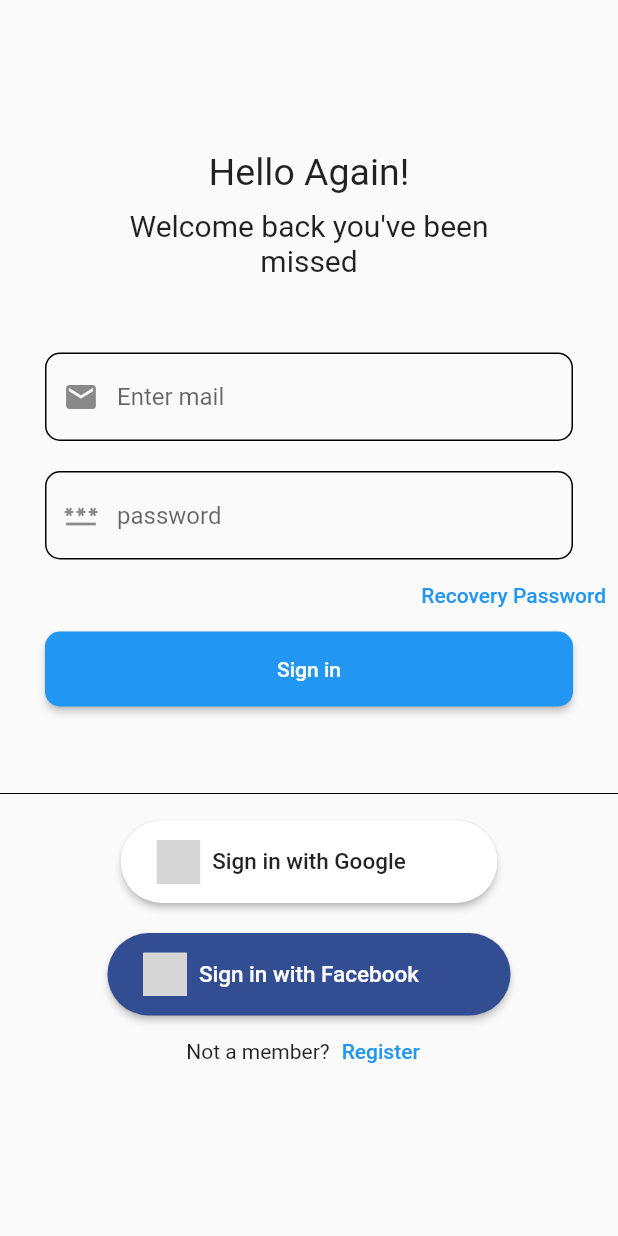
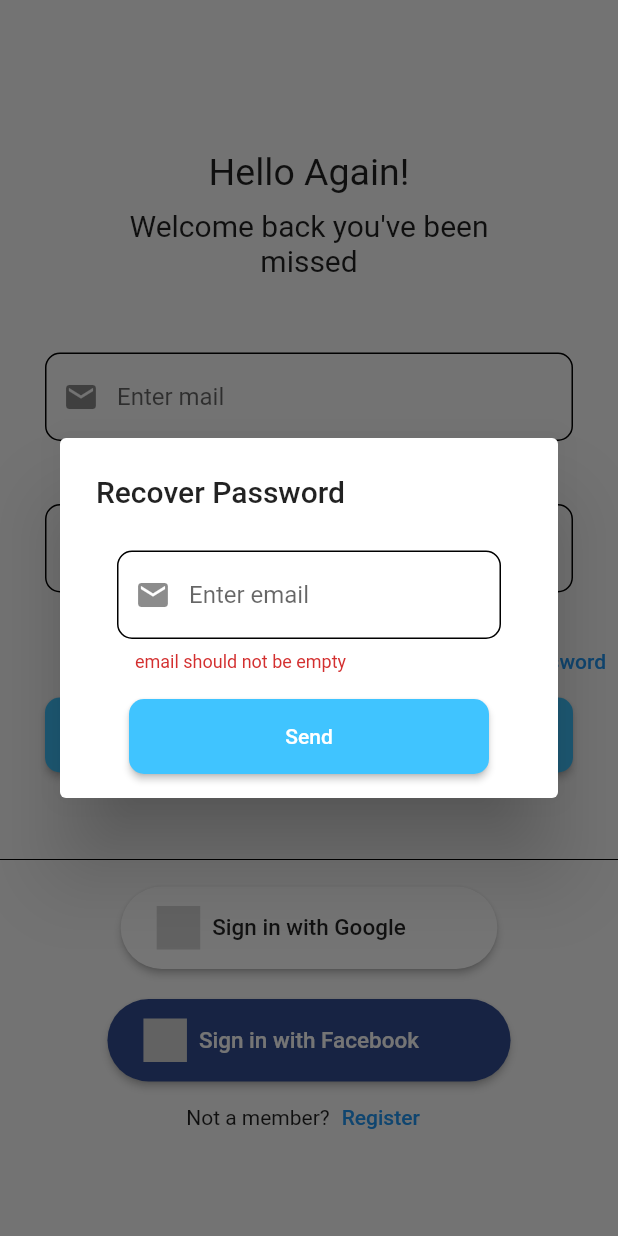
Before and after one commit to pawan718/filmku, a Flutter app: the LoginScreen screen opened directly, after a tap on "Recovery Password", on a phone screen of 412 x 824 dp. Run offline on Flutter 3.47's test engine with Material 2 defaults, Android fonts, the phone set to English and light mode, and no system bars; drawn by our look-alikes of modal_progress_hud_nsn, social_login_buttons; our stand-ins replace email_validator, firebase_auth, firebase_core, flutter_spinkit, flutter_svg, google_sign_in and 1 more; missing offline and left inert: flutter_facebook_auth, flutter_login_facebook; accounts and stored records are empty; network calls fail; grey boxes are pictures that could not be loaded.

Commit message:
login signup

```diff
--- a/lib/buttondata.dart
+++ b/lib/buttondata.dart
@@ -2,10 +2,9 @@ import 'package:flutter/material.dart';
 import 'package:flutter_spinkit/flutter_spinkit.dart';
 
 class NewButton extends StatelessWidget {
-  NewButton({required this.buttonText,required this.onPressed});
+  NewButton({required this.buttonText, required this.onPressed});
   String buttonText;
   final VoidCallback onPressed;
-
 
   @override
   Widget build(BuildContext context) {
@@ -15,33 +14,50 @@ class NewButton extends StatelessWidget {
         height: 50,
         width: double.infinity,
         child: ElevatedButton(
-            onPressed: onPressed,
-            child: Text(buttonText),
-            style: ButtonStyle(
-                shape: MaterialStateProperty.all<RoundedRectangleBorder>(
-                    RoundedRectangleBorder(
-                      borderRadius: BorderRadius.circular(10),
-                    )))),
+          onPressed: onPressed,
+          child: Text(buttonText),
+          style: ElevatedButton.styleFrom(  backgroundColor: Colors.lightBlueAccent,
+              shape: RoundedRectangleBorder(
+                  borderRadius: BorderRadius.circular(10),
+                ),
+
+
+          ),
+        ),
       ),
     );
   }
 }
 
 class NewInputField extends StatelessWidget {
-  NewInputField({super.key, required this.text, required this.icon,required this.onPressed, this.validator});
+  NewInputField(
+      {super.key,
+      required this.text,
+        this.suffixicon,
+        required this.obscuretext,
+      required this.icon,
+      required this.onPressed,
+      this.validator});
   String text;
   Icon icon;
   final Function(String) onPressed;
+  final bool obscuretext;
   final String? Function(String?)? validator;
+  final Widget? suffixicon;
   @override
   Widget build(BuildContext context) {
     return Padding(
       padding: const EdgeInsets.symmetric(horizontal: 30),
       child: TextFormField(
         onChanged: onPressed,
+        obscureText: obscuretext,
+        autovalidateMode: AutovalidateMode.always,
         decoration: InputDecoration(
-          focusedErrorBorder: const OutlineInputBorder(
-              borderRadius: BorderRadius.all(Radius.circular(10,))),
+          suffixIcon:suffixicon,
+            focusedErrorBorder: const OutlineInputBorder(
+                borderRadius: BorderRadius.all(Radius.circular(
+              10,
+            ))),
             errorBorder: const OutlineInputBorder(
                 borderRadius: BorderRadius.all(Radius.circular(10))),
             hintText: text,
--- a/lib/main.dart
+++ b/lib/main.dart
@@ -1,5 +1,7 @@
+import 'package:firebase_auth/firebase_auth.dart';
 import 'package:flutter/material.dart';
 import 'package:flutter_svg/flutter_svg.dart';
+import 'package:netflix/screens/firstscreen.dart';
 import 'package:netflix/screens/home_screen.dart';
 import 'package:netflix/screens/loginscreen.dart';
 import 'package:netflix/screens/signupscreen.dart';
@@ -11,17 +13,29 @@ void main() async {
 
   // initializing the firebase app
   await Firebase.initializeApp();
-  runApp(const MyApp());
+  runApp(MyApp());
 }
 
-class MyApp extends StatelessWidget {
-  const MyApp({Key? key}) : super(key: key);
+class MyApp extends StatefulWidget {
+  @override
+  State<MyApp> createState() => _MyAppState();
+}
+
+class _MyAppState extends State<MyApp> {
+  FirebaseAuth auth = FirebaseAuth.instance;
+  Widget checkuser(){
+    if(auth.currentUser != null){
+      return homescreen();
+    }
+    return FirstScreen();
+  }
+
 
   @override
   Widget build(BuildContext context) {
     return MaterialApp(
       theme: ThemeData(brightness: Brightness.light),
-      home: SignupScreen(),
+      home: checkuser(),
     );
   }
 }
--- /dev/null
+++ b/lib/models/auth_exceptional_handler.dart
@@ -0,0 +1,64 @@
+import 'package:firebase_auth/firebase_auth.dart';
+
+enum AuthStatus {
+  successful,
+  wrongPassword,
+  emailAlreadyExists,
+  invalidEmail,
+  weakPassword,
+  unknown,
+}
+FirebaseAuth _auth = FirebaseAuth.instance;
+
+class AuthExceptionHandler {
+  static handleAuthException(FirebaseAuthException e) {
+    AuthStatus status;
+    switch (e.code) {
+      case "invalid-email":
+        status = AuthStatus.invalidEmail;
+        break;
+      case "wrong-password":
+        status = AuthStatus.wrongPassword;
+        break;
+      case "weak-password":
+        status = AuthStatus.weakPassword;
+        break;
+      case "email-already-in-use":
+        status = AuthStatus.emailAlreadyExists;
+        break;
+      default:
+        status = AuthStatus.unknown;
+    }
+    return status;
+  }
+  static String generateErrorMessage(error) {
+    String errorMessage;
+    switch (error) {
+      case AuthStatus.invalidEmail:
+        errorMessage = "Your email address appears to be malformed.";
+        break;
+      case AuthStatus.weakPassword:
+        errorMessage = "Your password should be at least 6 characters.";
+        break;
+      case AuthStatus.wrongPassword:
+        errorMessage = "Your email or password is wrong.";
+        break;
+      case AuthStatus.emailAlreadyExists:
+        errorMessage =
+        "The email address is already in use by another account.";
+        break;
+      default:
+        errorMessage = "An error occured. Please try again later.";
+    }
+    return errorMessage;
+  }
+  Future<AuthStatus> resetPassword({required String email}) async {
+    AuthStatus _status = AuthStatus.successful;
+    await _auth
+        .sendPasswordResetEmail(email: email)
+        .then((value) => _status = AuthStatus.successful)
+        .catchError((e) => _status = AuthExceptionHandler.handleAuthException(e));
+    return _status;
+  }
+
+}
--- a/lib/screens/loginscreen.dart
+++ b/lib/screens/loginscreen.dart
@@ -1,5 +1,3 @@
-
-
 import 'package:flutter/material.dart';
 import 'package:flutter_facebook_auth/flutter_facebook_auth.dart';
 import 'package:modal_progress_hud_nsn/modal_progress_hud_nsn.dart';
@@ -8,8 +6,8 @@ import 'package:netflix/screens/home_screen.dart';
 import 'package:netflix/screens/signupscreen.dart';
 import 'package:social_login_buttons/social_login_buttons.dart';
 import 'package:firebase_auth/firebase_auth.dart';
-
 import '../buttondata.dart';
+import '../models/auth_exceptional_handler.dart';
 
 class LoginScreen extends StatefulWidget {
   const LoginScreen({Key? key}) : super(key: key);
@@ -19,13 +17,16 @@ class LoginScreen extends StatefulWidget {
 }
 
 class _LoginScreenState extends State<LoginScreen> {
-
+  bool passwordVisible = true;
+  AuthExceptionHandler exceptionHandler = AuthExceptionHandler();
   final FirebaseAuth auth = FirebaseAuth.instance;
   SignupDataModel dataModel = SignupDataModel();
   final _formKey = GlobalKey<FormState>();
   FirebaseAuth _auth = FirebaseAuth.instance;
   String email = "";
+  String email2 = "";
   String password = "";
+
   bool showspinner = false;
 
   @override
@@ -62,6 +63,7 @@ class _LoginScreenState extends State<LoginScreen> {
                   height: 50,
                 ),
                 NewInputField(
+                  obscuretext: false,
                   text: 'Enter mail',
                   validator: (value) {
                     final bool emailValid = RegExp(
@@ -76,7 +78,8 @@ class _LoginScreenState extends State<LoginScreen> {
                     }
                     return null;
                   },
-                      icon: Icon(Icons.email), onPressed: (value) {
+                  icon: Icon(Icons.email),
+                  onPressed: (value) {
                     email = value;
                   },
                 ),
@@ -84,6 +87,14 @@ class _LoginScreenState extends State<LoginScreen> {
                   height: 20,
                 ),
                 NewInputField(
+                  suffixicon: IconButton(icon: Icon(passwordVisible
+                      ? Icons.visibility
+                      : Icons.visibility_off),onPressed: (){
+                           setState(() {
+                             passwordVisible = !passwordVisible;
+                           });
+                  },),
+                  obscuretext: passwordVisible,
                   text: 'password',
                   validator: (value) {
                     if (value == null || value.isEmpty) {
@@ -91,7 +102,8 @@ class _LoginScreenState extends State<LoginScreen> {
                     }
                     return null;
                   },
-                      icon: Icon(Icons.password), onPressed: (value) {
+                  icon: Icon(Icons.password),
+                  onPressed: (value) {
                     password = value;
                   },
                 ),
@@ -99,9 +111,61 @@ class _LoginScreenState extends State<LoginScreen> {
                     alignment: Alignment.centerRight,
                     child: TextButton(
                       child: const Text('Recovery Password'),
-                            onPressed: () {})),
+                      onPressed: () {
+                        showDialog(
+                          context: context,
+                          builder: (ctx) => AlertDialog(
+                            title: const Text("Recover Password"),
+                            actions: <Widget>[
+                              NewInputField(
+                                obscuretext: false,
+                                text: 'Enter email',
+                                validator: (value) {
+                                final bool emailValid = RegExp(
+                                    r"^[a-zA-Z0-9.a-zA-Z0-9.!#$%&'*+-/=?^_`{|}~]+@[a-zA-Z0-9]+\.[a-zA-Z]+")
+                                    .hasMatch(value!);
+                                print(emailValid);
+                                if (value == null || value.isEmpty) {
+                                  return "email should not be empty";
+                                }
+                                if (!emailValid) {
+                                  return "email not valid";
+                                }
+                                return null;
+                              },
+                                icon: Icon(Icons.email), onPressed: (value){
+                                email2 = value;
+                              },
+                              ),
+                              SizedBox(height: 10,),
+                              TextButton(
+                                onPressed: () {
+                                  Navigator.of(ctx).pop();
+                                },
+                                child: NewButton(buttonText: 'Send', onPressed: () async {
+                               AuthStatus status =  await exceptionHandler.resetPassword(email: email2);
+                           if(status == AuthStatus.successful){
+                                 Navigator.pop(context);
+                                 const snackdemo = SnackBar(
+                                   content: Text('Email sent successfully'),
+                                   backgroundColor: Colors.green,
+                                   elevation: 10,
+                                   behavior: SnackBarBehavior.floating,
+                                   margin: EdgeInsets.all(5),
+                                 );
+                                 ScaffoldMessenger.of(context).showSnackBar(snackdemo);
+                               }
+
+                                })
+                              ),
+                            ],
+                          ),
+                        );
+                      },
+                    )),
                 NewButton(
-                      buttonText: 'Sign in', onPressed: () async {
+                  buttonText: 'Sign in',
+                  onPressed: () async {
                     if (_formKey.currentState!.validate()) {
                       final navigator = Navigator.of(context);
                       setState(() {
@@ -110,8 +174,7 @@ class _LoginScreenState extends State<LoginScreen> {
                       try {
                         final user = await _auth.signInWithEmailAndPassword(
                             email: email, password: password);
-                          navigator.pushReplacement(
-                              MaterialPageRoute(
+                        navigator.pushReplacement(MaterialPageRoute(
                             builder: (context) => const homescreen()));
                       } catch (e) {
                         print(e);
@@ -138,7 +201,6 @@ class _LoginScreenState extends State<LoginScreen> {
                     buttonType: SocialLoginButtonType.google,
                     onPressed: () {
                       dataModel.signup(context);
-
                     },
                   ),
                 ),
@@ -153,8 +215,17 @@ class _LoginScreenState extends State<LoginScreen> {
                   child: SocialLoginButton(
                     borderRadius: 100,
                     buttonType: SocialLoginButtonType.facebook,
-                        onPressed: () {
-                          signInWithFacebook();
+                    onPressed: () async {
+                      UserCredential value =
+                          await dataModel.signInWithFacebook();
+                      if (value != null) {
+                        Navigator.pushReplacement(
+                            context,
+                            MaterialPageRoute(
+                                builder: (context) => homescreen()));
+                      } else {
+                        print(value);
+                      }
                     },
                   ),
                 ),
@@ -162,13 +233,16 @@ class _LoginScreenState extends State<LoginScreen> {
                   mainAxisAlignment: MainAxisAlignment.center,
                   children: [
                     Text('Not a member?'),
-                        TextButton(onPressed: () {
-                          Navigator.push(context, MaterialPageRoute(
+                    TextButton(
+                        onPressed: () {
+                          Navigator.push(
+                              context,
+                              MaterialPageRoute(
                                   builder: (context) => SignupScreen()));
-                        }, child: Text('Register'))
+                        },
+                        child: Text('Register'))
                   ],
                 ),
-
               ],
             ),
           ),
@@ -176,15 +250,4 @@ class _LoginScreenState extends State<LoginScreen> {
       ),
     );
   }
-
-  Future<UserCredential> signInWithFacebook() async {
-    // Trigger the sign-in flow
-    final LoginResult loginResult = await FacebookAuth.instance.login();
-    if(loginResult == LoginStatus.success){
-      print('sucess');
 }
-    final OAuthCredential facebookAuthCredential = FacebookAuthProvider.credential(loginResult.accessToken!.token);
-    return FirebaseAuth.instance.signInWithCredential(facebookAuthCredential);
-  }
-
-}
--- a/pubspec.yaml
+++ b/pubspec.yaml
@@ -48,6 +48,7 @@ dependencies:
   firebase_core: ^2.9.0
   flutter_spinkit: ^5.1.0
   firebase_auth: ^4.4.1
+  lottie: ^2.3.2
 dev_dependencies:
   flutter_test:
     sdk: flutter
```
Also changed, not shown: lib/models/signupdatamodel.dart (+11 -0 lines), lib/screens/firstscreen.dart (+33 -0 lines), lib/screens/home_screen.dart (+8 -3 lines), lib/screens/signupscreen.dart (+17 -1 lines), pubspec.lock. Lines whose indentation alone changed are shown as unchanged.
